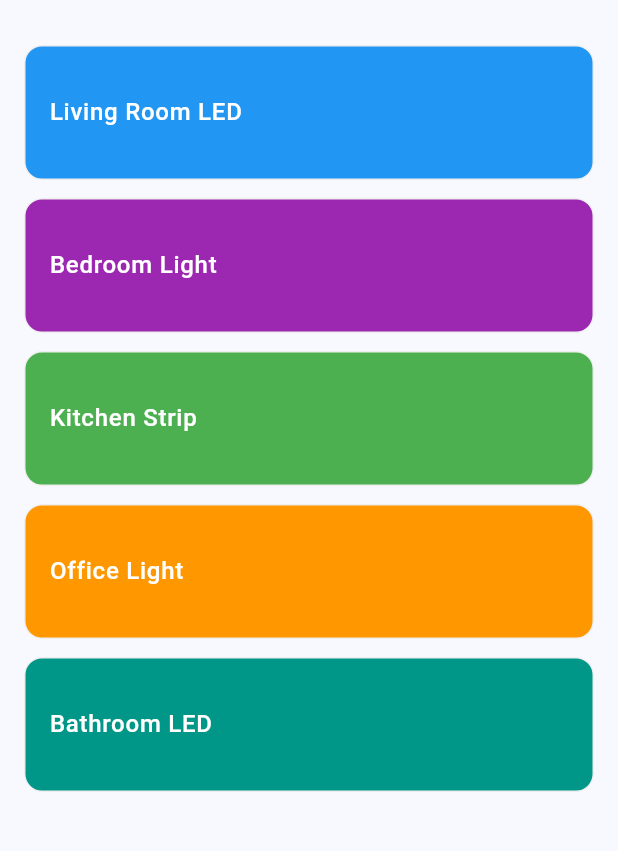
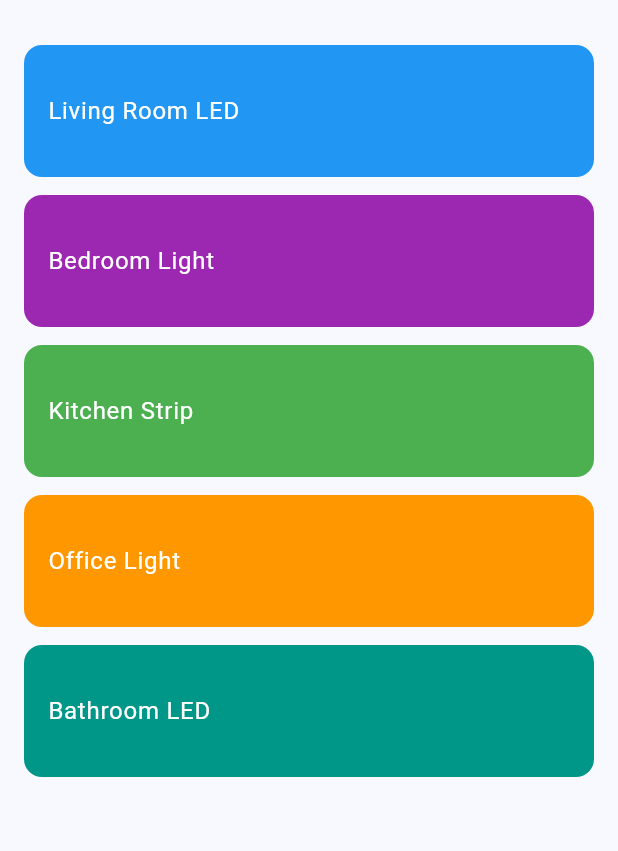
Before and after one commit to chouyo/project_led, a Flutter app: the screen it shows after launch, on a phone screen of 412 x 824 dp, the part 63-914 px from its top. Run offline on Flutter 3.47's test engine with Material 3 defaults, Android fonts, the phone set to English and light mode, and no system bars; our stand-ins replace get, hive, hive_flutter; accounts and stored records are empty.

Commit message:
Refactor ListTile in ListScreen by removing border and adjusting text style for improved visual consistency.

```diff
--- a/lib/presentation/list/list.screen.dart
+++ b/lib/presentation/list/list.screen.dart
@@ -218,8 +218,6 @@ class ListScreen extends GetView<ListController> {
                   child: Container(
                     key: ValueKey('led_item_${led.name}_${timestamp}_$index'),
                     decoration: BoxDecoration(
-                      borderRadius: BorderRadius.circular(12),
-                      border: Border.all(color: Colors.grey[200]!),
                       color: led.backgroundColor,
                     ),
                     child: ListTile(
@@ -228,8 +226,8 @@ class ListScreen extends GetView<ListController> {
                         led.name,
                         style: TextStyle(
                           fontSize: 16,
-                          fontWeight: FontWeight.w500,
-                          color: Colors.white,
+                          fontWeight: FontWeight.normal,
+                          color: led.textColor,
                         ),
                       ),
                       onTap: () {
```
